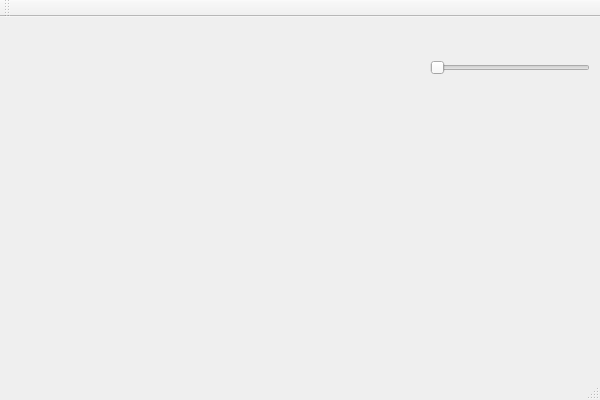
Old version of the form course_design/opencv/Win/opencv_exp_1_qt/opencv_exp_1_qt.ui in the repository BLUEMOON233/code.
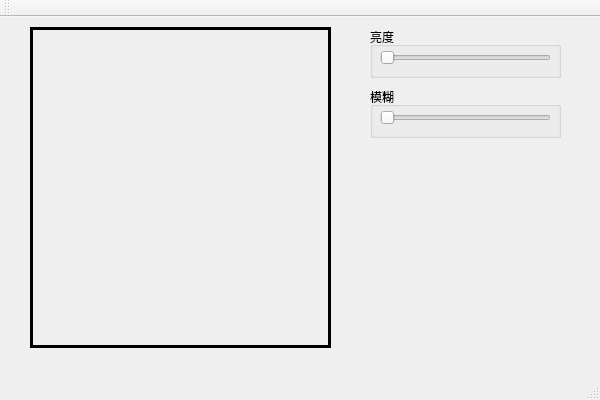
New version of the form.

Diff of the .ui file:
```diff
--- a/course_design/opencv/Win/opencv_exp_1_qt/opencv_exp_1_qt.ui
+++ b/course_design/opencv/Win/opencv_exp_1_qt/opencv_exp_1_qt.ui
@@ -17,28 +17,73 @@
    <widget class="QLabel" name="image_label">
     <property name="geometry">
      <rect>
-      <x>10</x>
+      <x>30</x>
       <y>10</y>
-      <width>361</width>
+      <width>301</width>
       <height>321</height>
      </rect>
     </property>
+    <property name="frameShape">
+     <enum>QFrame::Box</enum>
+    </property>
+    <property name="lineWidth">
+     <number>3</number>
+    </property>
     <property name="text">
      <string/>
     </property>
    </widget>
-   <widget class="QSlider" name="brightnessSlider">
+   <widget class="QGroupBox" name="groupBox">
     <property name="geometry">
      <rect>
-      <x>430</x>
-      <y>40</y>
-      <width>160</width>
-      <height>22</height>
+      <x>370</x>
+      <y>10</y>
+      <width>191</width>
+      <height>51</height>
      </rect>
     </property>
-    <property name="orientation">
-     <enum>Qt::Horizontal</enum>
+    <property name="title">
+     <string>亮度</string>
     </property>
+    <widget class="QSlider" name="brightness_slider">
+     <property name="geometry">
+      <rect>
+       <x>10</x>
+       <y>20</y>
+       <width>171</width>
+       <height>22</height>
+      </rect>
+     </property>
+     <property name="orientation">
+      <enum>Qt::Horizontal</enum>
+     </property>
+    </widget>
+   </widget>
+   <widget class="QGroupBox" name="groupBox_2">
+    <property name="geometry">
+     <rect>
+      <x>370</x>
+      <y>70</y>
+      <width>191</width>
+      <height>51</height>
+     </rect>
+    </property>
+    <property name="title">
+     <string>模糊</string>
+    </property>
+    <widget class="QSlider" name="blur_slider">
+     <property name="geometry">
+      <rect>
+       <x>10</x>
+       <y>20</y>
+       <width>171</width>
+       <height>22</height>
+      </rect>
+     </property>
+     <property name="orientation">
+      <enum>Qt::Horizontal</enum>
+     </property>
+    </widget>
    </widget>
   </widget>
   <widget class="QMenuBar" name="menuBar">
```
Left out of the diff: 2 changed lines with no effect on the pictures.
